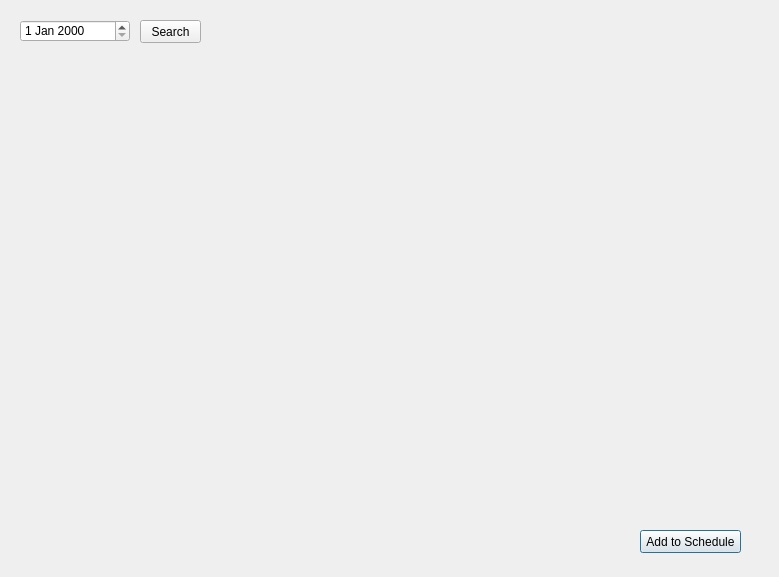
ecduong/nwHacks2020, file schedule.ui: the form before one commit.
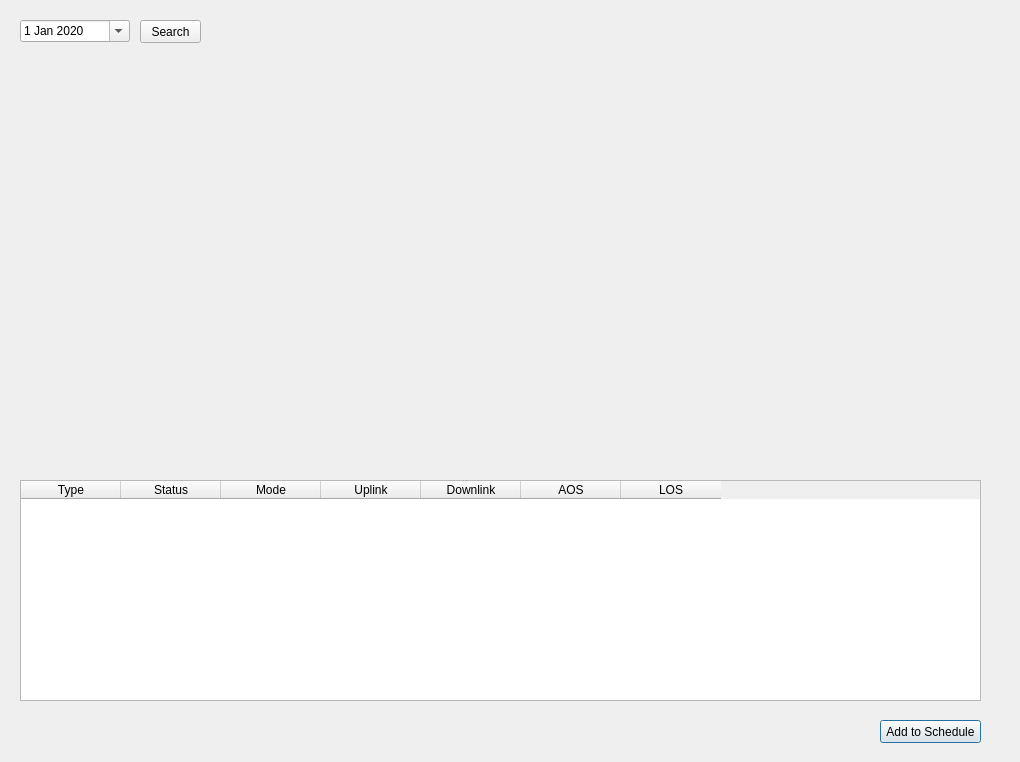
The form after the commit.

Commit message: Added table and function to populate table

What changed in the file:
```diff
--- a/schedule.ui
+++ b/schedule.ui
@@ -6,8 +6,8 @@
    <rect>
     <x>0</x>
     <y>0</y>
-    <width>779</width>
-    <height>577</height>
+    <width>1020</width>
+    <height>762</height>
    </rect>
   </property>
   <property name="windowTitle">
@@ -16,8 +16,8 @@
   <widget class="QPushButton" name="pushButton">
    <property name="geometry">
     <rect>
-     <x>640</x>
-     <y>530</y>
+     <x>880</x>
+     <y>720</y>
      <width>101</width>
      <height>23</height>
     </rect>
@@ -35,6 +35,19 @@
      <height>22</height>
     </rect>
    </property>
+   <property name="dateTime">
+    <datetime>
+     <hour>0</hour>
+     <minute>0</minute>
+     <second>0</second>
+     <year>2020</year>
+     <month>1</month>
+     <day>1</day>
+    </datetime>
+   </property>
+   <property name="calendarPopup">
+    <bool>true</bool>
+   </property>
   </widget>
   <widget class="QPushButton" name="pushButton_2">
    <property name="geometry">
@@ -49,6 +62,61 @@
     <string>Search</string>
    </property>
   </widget>
+  <widget class="QWidget" name="mapWidget" native="true">
+   <property name="geometry">
+    <rect>
+     <x>20</x>
+     <y>60</y>
+     <width>661</width>
+     <height>391</height>
+    </rect>
+   </property>
+  </widget>
+  <widget class="QTableWidget" name="availableSats">
+   <property name="geometry">
+    <rect>
+     <x>20</x>
+     <y>480</y>
+     <width>961</width>
+     <height>221</height>
+    </rect>
+   </property>
+   <column>
+    <property name="text">
+     <string>Type</string>
+    </property>
+   </column>
+   <column>
+    <property name="text">
+     <string>Status</string>
+    </property>
+   </column>
+   <column>
+    <property name="text">
+     <string>Mode</string>
+    </property>
+   </column>
+   <column>
+    <property name="text">
+     <string>Uplink</string>
+    </property>
+   </column>
+   <column>
+    <property name="text">
+     <string>Downlink</string>
+    </property>
+   </column>
+   <column>
+    <property name="text">
+     <string>AOS</string>
+    </property>
+   </column>
+   <column>
+    <property name="text">
+     <string>LOS</string>
+    </property>
+   </column>
+  </widget>
  </widget>
  <resources/>
  <connections/>
```
Left out of the diff: 6 changed lines with no effect on the pictures. The commit also changes 1 other file.
